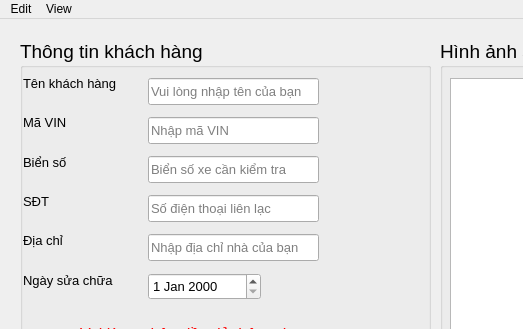
Before: the Qt Designer form GUI/GUIinput.ui in Vuchauduytung/LuanVan, drawn with Qt 5; both pictures show x 0 to 523 and y 0 to 329 of the 1173 by 796 pixel window.
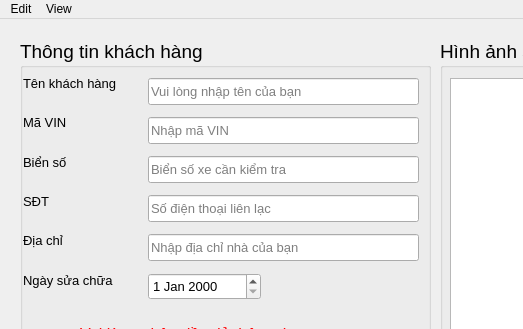
After: the same form once the commit is applied.

Patch:
```diff
--- a/GUI/GUIinput.ui
+++ b/GUI/GUIinput.ui
@@ -460,7 +460,7 @@
       <rect>
        <x>128</x>
        <y>39</y>
-       <width>171</width>
+       <width>271</width>
        <height>27</height>
       </rect>
      </property>
@@ -487,7 +487,7 @@
       <rect>
        <x>128</x>
        <y>78</y>
-       <width>171</width>
+       <width>271</width>
        <height>27</height>
       </rect>
      </property>
@@ -508,7 +508,7 @@
       <rect>
        <x>128</x>
        <y>117</y>
-       <width>171</width>
+       <width>271</width>
        <height>27</height>
       </rect>
      </property>
@@ -529,7 +529,7 @@
       <rect>
        <x>128</x>
        <y>156</y>
-       <width>171</width>
+       <width>271</width>
        <height>27</height>
       </rect>
      </property>
@@ -550,7 +550,7 @@
       <rect>
        <x>128</x>
        <y>195</y>
-       <width>171</width>
+       <width>271</width>
        <height>27</height>
       </rect>
      </property>
```
